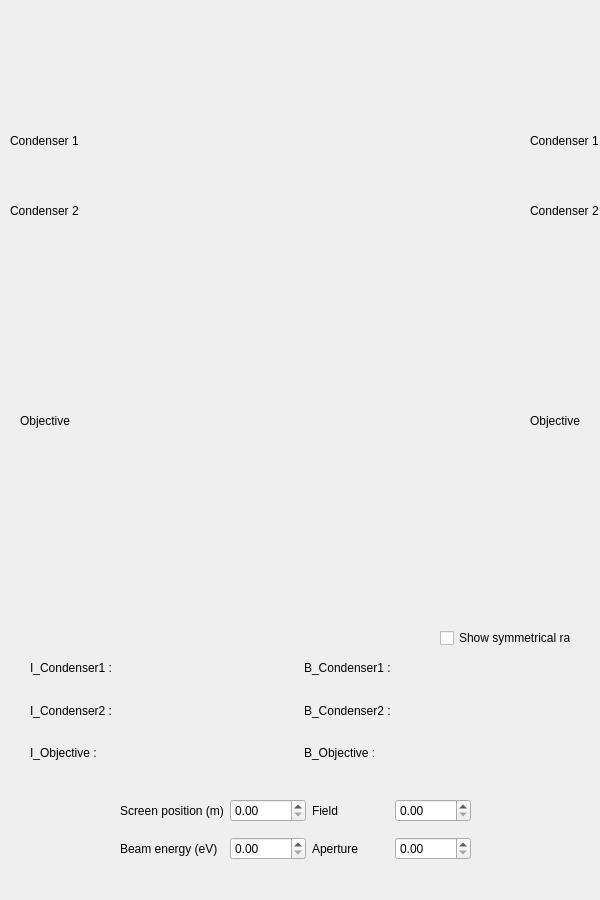
Qt form interface/simu.ui (scayez/Projet_multi_opc_25_26) before a commit.
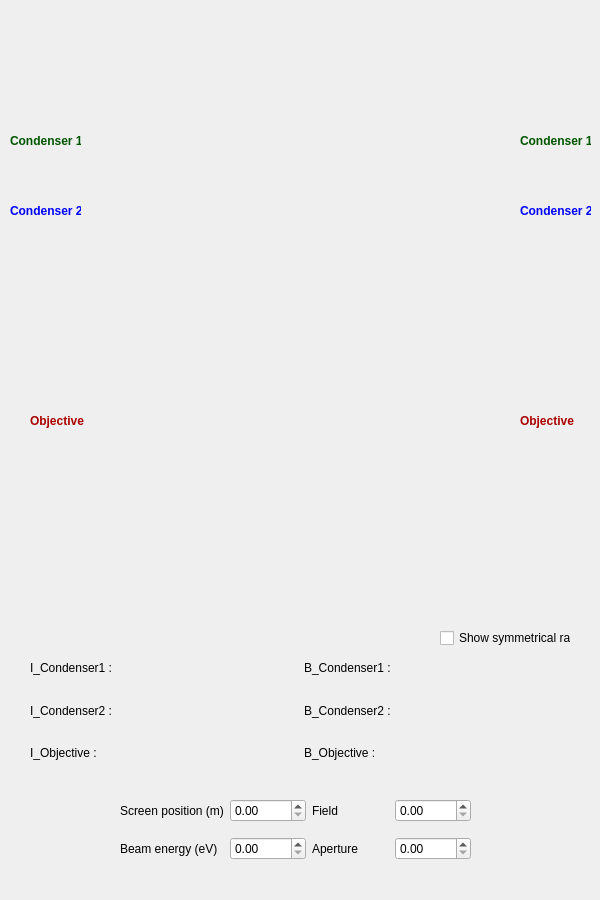
The same form after that commit. Icons and pictures are not drawn. Custom widgets are drawn as their Qt base class.

Commit message: Modification UI scan et simu

```diff
--- a/interface/simu.ui
+++ b/interface/simu.ui
@@ -49,7 +49,7 @@
   <widget class="QLabel" name="lens1_cond1">
    <property name="geometry">
     <rect>
-     <x>80</x>
+     <x>90</x>
      <y>120</y>
      <width>50</width>
      <height>50</height>
@@ -68,7 +68,7 @@
   <widget class="QLabel" name="lens1_cond2">
    <property name="geometry">
     <rect>
-     <x>80</x>
+     <x>90</x>
      <y>190</y>
      <width>50</width>
      <height>50</height>
@@ -87,7 +87,7 @@
   <widget class="QLabel" name="lens2_obj">
    <property name="geometry">
     <rect>
-     <x>470</x>
+     <x>460</x>
      <y>400</y>
      <width>50</width>
      <height>50</height>
@@ -106,7 +106,7 @@
   <widget class="QLabel" name="lens2_cond2">
    <property name="geometry">
     <rect>
-     <x>470</x>
+     <x>460</x>
      <y>190</y>
      <width>50</width>
      <height>50</height>
@@ -125,7 +125,7 @@
   <widget class="QLabel" name="lens2_cond1">
    <property name="geometry">
     <rect>
-     <x>470</x>
+     <x>460</x>
      <y>120</y>
      <width>50</width>
      <height>50</height>
@@ -144,7 +144,7 @@
   <widget class="QLabel" name="lens1_obj">
    <property name="geometry">
     <rect>
-     <x>80</x>
+     <x>90</x>
      <y>400</y>
      <width>50</width>
      <height>50</height>
@@ -336,6 +336,49 @@
      <height>21</height>
     </rect>
    </property>
+   <property name="palette">
+    <palette>
+     <active>
+      <colorrole role="WindowText">
+       <brush brushstyle="SolidPattern">
+        <color alpha="255">
+         <red>0</red>
+         <green>85</green>
+         <blue>0</blue>
+        </color>
+       </brush>
+      </colorrole>
+     </active>
+     <inactive>
+      <colorrole role="WindowText">
+       <brush brushstyle="SolidPattern">
+        <color alpha="255">
+         <red>0</red>
+         <green>85</green>
+         <blue>0</blue>
+        </color>
+       </brush>
+      </colorrole>
+     </inactive>
+     <disabled>
+      <colorrole role="WindowText">
+       <brush brushstyle="SolidPattern">
+        <color alpha="255">
+         <red>120</red>
+         <green>120</green>
+         <blue>120</blue>
+        </color>
+       </brush>
+      </colorrole>
+     </disabled>
+    </palette>
+   </property>
+   <property name="font">
+    <font>
+     <weight>75</weight>
+     <bold>true</bold>
+    </font>
+   </property>
    <property name="text">
     <string>Condenser 1</string>
    </property>
@@ -343,12 +386,55 @@
   <widget class="QLabel" name="label_12">
    <property name="geometry">
     <rect>
-     <x>530</x>
+     <x>520</x>
      <y>130</y>
      <width>71</width>
      <height>21</height>
     </rect>
    </property>
+   <property name="palette">
+    <palette>
+     <active>
+      <colorrole role="WindowText">
+       <brush brushstyle="SolidPattern">
+        <color alpha="255">
+         <red>0</red>
+         <green>85</green>
+         <blue>0</blue>
+        </color>
+       </brush>
+      </colorrole>
+     </active>
+     <inactive>
+      <colorrole role="WindowText">
+       <brush brushstyle="SolidPattern">
+        <color alpha="255">
+         <red>0</red>
+         <green>85</green>
+         <blue>0</blue>
+        </color>
+       </brush>
+      </colorrole>
+     </inactive>
+     <disabled>
+      <colorrole role="WindowText">
+       <brush brushstyle="SolidPattern">
+        <color alpha="255">
+         <red>120</red>
+         <green>120</green>
+         <blue>120</blue>
+        </color>
+       </brush>
+      </colorrole>
+     </disabled>
+    </palette>
+   </property>
+   <property name="font">
+    <font>
+     <weight>75</weight>
+     <bold>true</bold>
+    </font>
+   </property>
    <property name="text">
     <string>Condenser 1</string>
    </property>
@@ -362,6 +448,49 @@
      <height>21</height>
     </rect>
    </property>
+   <property name="palette">
+    <palette>
+     <active>
+      <colorrole role="WindowText">
+       <brush brushstyle="SolidPattern">
+        <color alpha="255">
+         <red>0</red>
+         <green>0</green>
+         <blue>255</blue>
+        </color>
+       </brush>
+      </colorrole>
+     </active>
+     <inactive>
+      <colorrole role="WindowText">
+       <brush brushstyle="SolidPattern">
+        <color alpha="255">
+         <red>0</red>
+         <green>0</green>
+         <blue>255</blue>
+        </color>
+       </brush>
+      </colorrole>
+     </inactive>
+     <disabled>
+      <colorrole role="WindowText">
+       <brush brushstyle="SolidPattern">
+        <color alpha="255">
+         <red>120</red>
+         <green>120</green>
+         <blue>120</blue>
+        </color>
+       </brush>
+      </colorrole>
+     </disabled>
+    </palette>
+   </property>
+   <property name="font">
+    <font>
+     <weight>75</weight>
+     <bold>true</bold>
+    </font>
+   </property>
    <property name="text">
     <string>Condenser 2</string>
    </property>
@@ -369,12 +498,55 @@
   <widget class="QLabel" name="label_14">
    <property name="geometry">
     <rect>
-     <x>530</x>
+     <x>520</x>
      <y>200</y>
      <width>71</width>
      <height>21</height>
     </rect>
    </property>
+   <property name="palette">
+    <palette>
+     <active>
+      <colorrole role="WindowText">
+       <brush brushstyle="SolidPattern">
+        <color alpha="255">
+         <red>0</red>
+         <green>0</green>
+         <blue>255</blue>
+        </color>
+       </brush>
+      </colorrole>
+     </active>
+     <inactive>
+      <colorrole role="WindowText">
+       <brush brushstyle="SolidPattern">
+        <color alpha="255">
+         <red>0</red>
+         <green>0</green>
+         <blue>255</blue>
+        </color>
+       </brush>
+      </colorrole>
+     </inactive>
+     <disabled>
+      <colorrole role="WindowText">
+       <brush brushstyle="SolidPattern">
+        <color alpha="255">
+         <red>120</red>
+         <green>120</green>
+         <blue>120</blue>
+        </color>
+       </brush>
+      </colorrole>
+     </disabled>
+    </palette>
+   </property>
+   <property name="font">
+    <font>
+     <weight>75</weight>
+     <bold>true</bold>
+    </font>
+   </property>
    <property name="text">
     <string>Condenser 2</string>
    </property>
@@ -382,12 +554,55 @@
   <widget class="QLabel" name="label_15">
    <property name="geometry">
     <rect>
-     <x>20</x>
+     <x>30</x>
      <y>410</y>
-     <width>51</width>
+     <width>61</width>
      <height>21</height>
     </rect>
    </property>
+   <property name="palette">
+    <palette>
+     <active>
+      <colorrole role="WindowText">
+       <brush brushstyle="SolidPattern">
+        <color alpha="255">
+         <red>170</red>
+         <green>0</green>
+         <blue>0</blue>
+        </color>
+       </brush>
+      </colorrole>
+     </active>
+     <inactive>
+      <colorrole role="WindowText">
+       <brush brushstyle="SolidPattern">
+        <color alpha="255">
+         <red>170</red>
+         <green>0</green>
+         <blue>0</blue>
+        </color>
+       </brush>
+      </colorrole>
+     </inactive>
+     <disabled>
+      <colorrole role="WindowText">
+       <brush brushstyle="SolidPattern">
+        <color alpha="255">
+         <red>120</red>
+         <green>120</green>
+         <blue>120</blue>
+        </color>
+       </brush>
+      </colorrole>
+     </disabled>
+    </palette>
+   </property>
+   <property name="font">
+    <font>
+     <weight>75</weight>
+     <bold>true</bold>
+    </font>
+   </property>
    <property name="text">
     <string>Objective</string>
    </property>
@@ -395,12 +610,55 @@
   <widget class="QLabel" name="label_16">
    <property name="geometry">
     <rect>
-     <x>530</x>
+     <x>520</x>
      <y>410</y>
      <width>71</width>
      <height>21</height>
     </rect>
    </property>
+   <property name="palette">
+    <palette>
+     <active>
+      <colorrole role="WindowText">
+       <brush brushstyle="SolidPattern">
+        <color alpha="255">
+         <red>170</red>
+         <green>0</green>
+         <blue>0</blue>
+        </color>
+       </brush>
+      </colorrole>
+     </active>
+     <inactive>
+      <colorrole role="WindowText">
+       <brush brushstyle="SolidPattern">
+        <color alpha="255">
+         <red>170</red>
+         <green>0</green>
+         <blue>0</blue>
+        </color>
+       </brush>
+      </colorrole>
+     </inactive>
+     <disabled>
+      <colorrole role="WindowText">
+       <brush brushstyle="SolidPattern">
+        <color alpha="255">
+         <red>120</red>
+         <green>120</green>
+         <blue>120</blue>
+        </color>
+       </brush>
+      </colorrole>
+     </disabled>
+    </palette>
+   </property>
+   <property name="font">
+    <font>
+     <weight>75</weight>
+     <bold>true</bold>
+    </font>
+   </property>
    <property name="text">
     <string>Objective</string>
    </property>
```
Left out of the diff: 14 changed lines with no effect on the pictures. The commit also changes 1 other file.
